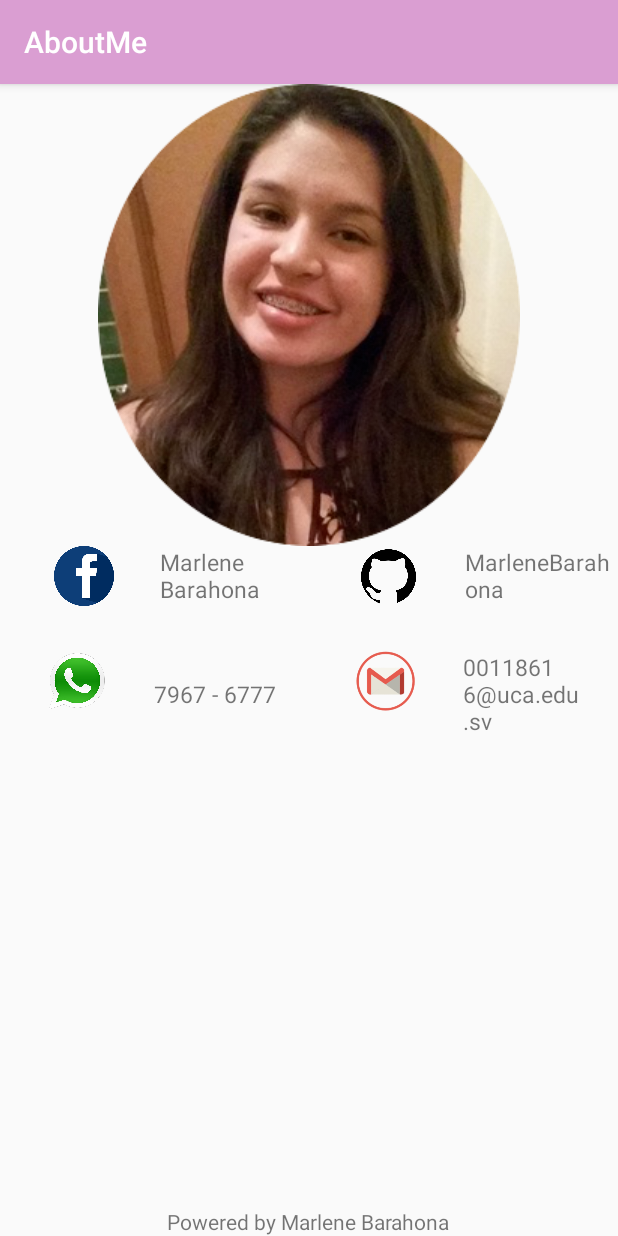
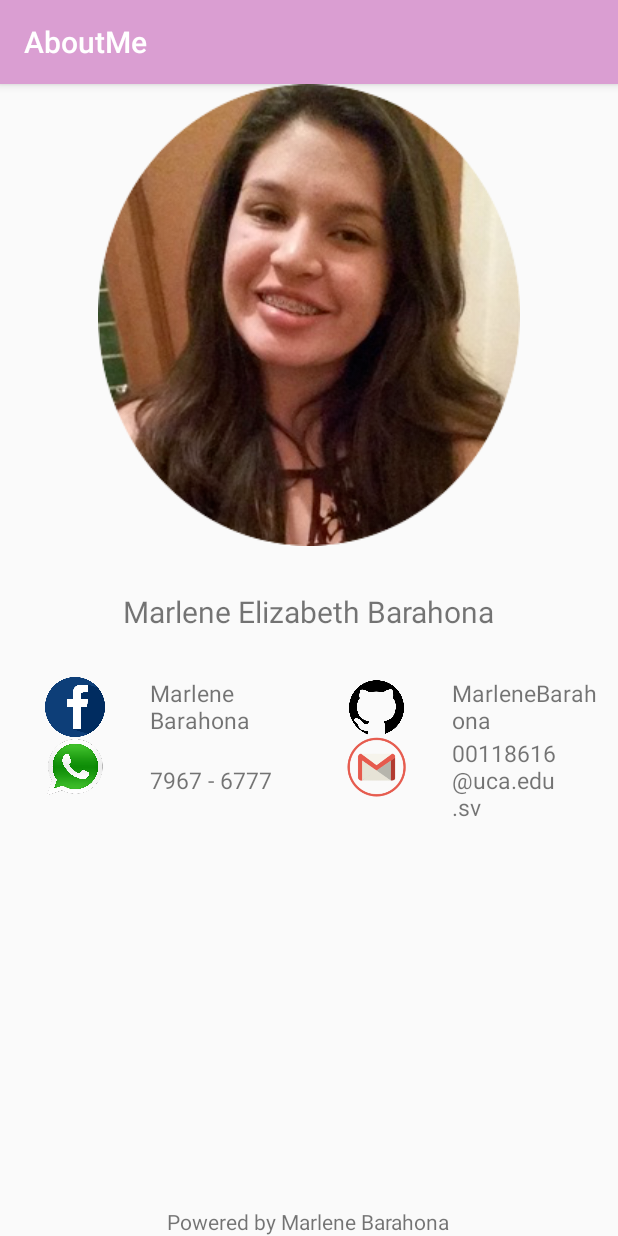
Before and after one commit to MarleneBarahona/AboutMe, an Android app: the screen it shows after launch (MainActivity), on a phone screen of 412 x 824 dp. Run offline under Robolectric (Android 15) with nearby library versions, the phone set to English and light mode, and no system bars.

Commit message:
Tercer commit

```diff
--- a/app/src/main/res/layout/activity_main.xml
+++ b/app/src/main/res/layout/activity_main.xml
@@ -13,13 +13,22 @@
         android:src="@drawable/fotocircular"
         android:layout_alignParentTop="true"
         android:layout_centerHorizontal="true"/>
+    <TextView
+        android:id="@+id/name"
+        android:layout_width="wrap_content"
+        android:layout_height="wrap_content"
+        android:text="Marlene Elizabeth Barahona"
+        android:textSize="20sp"
+        android:layout_below="@id/image"
+        android:layout_margin="30sp"
+        android:layout_centerHorizontal="true"/>
     <LinearLayout
         android:id="@+id/ly1"
         android:layout_width="match_parent"
         android:layout_height="wrap_content"
-        android:layout_marginLeft="5dp"
         android:layout_gravity="center"
-        android:layout_below="@id/image">
+        android:paddingRight="10dp"
+        android:layout_below="@id/name">
         <ImageView
             android:layout_width="0dp"
             android:layout_height="40dp"
@@ -52,7 +61,7 @@
         android:layout_below="@id/ly1"
         android:layout_width="match_parent"
         android:layout_height="wrap_content"
-        android:layout_marginTop="30dp"
+        android:paddingRight="10dp"
         android:layout_centerHorizontal="true">
 
         <ImageView
```
